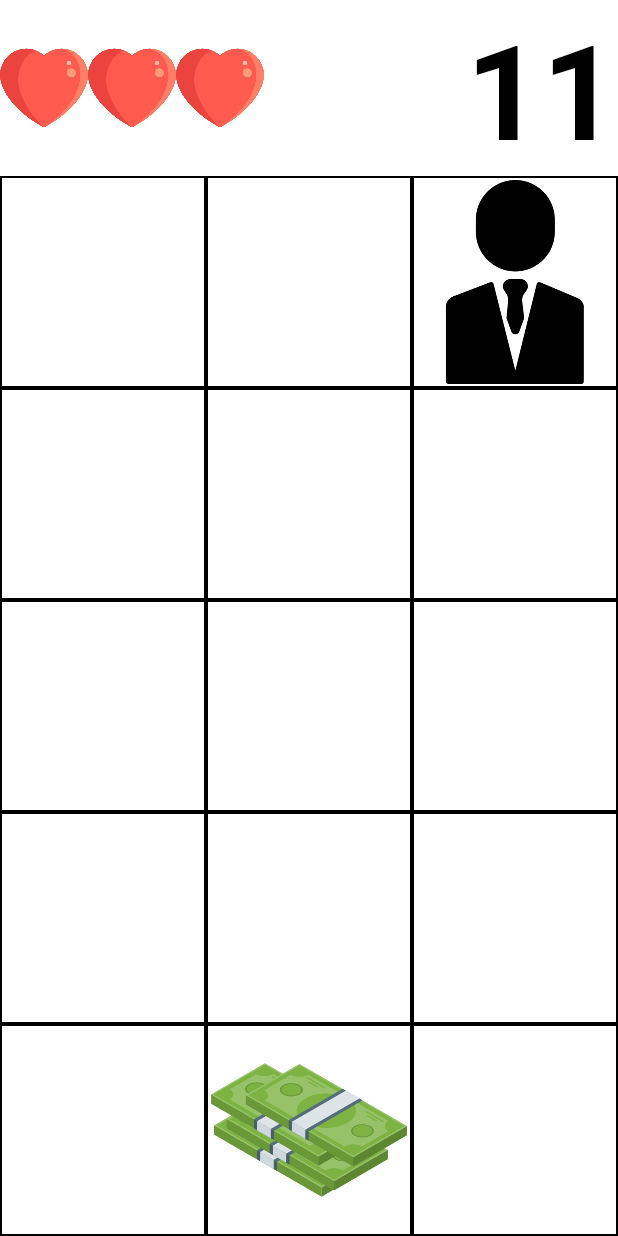
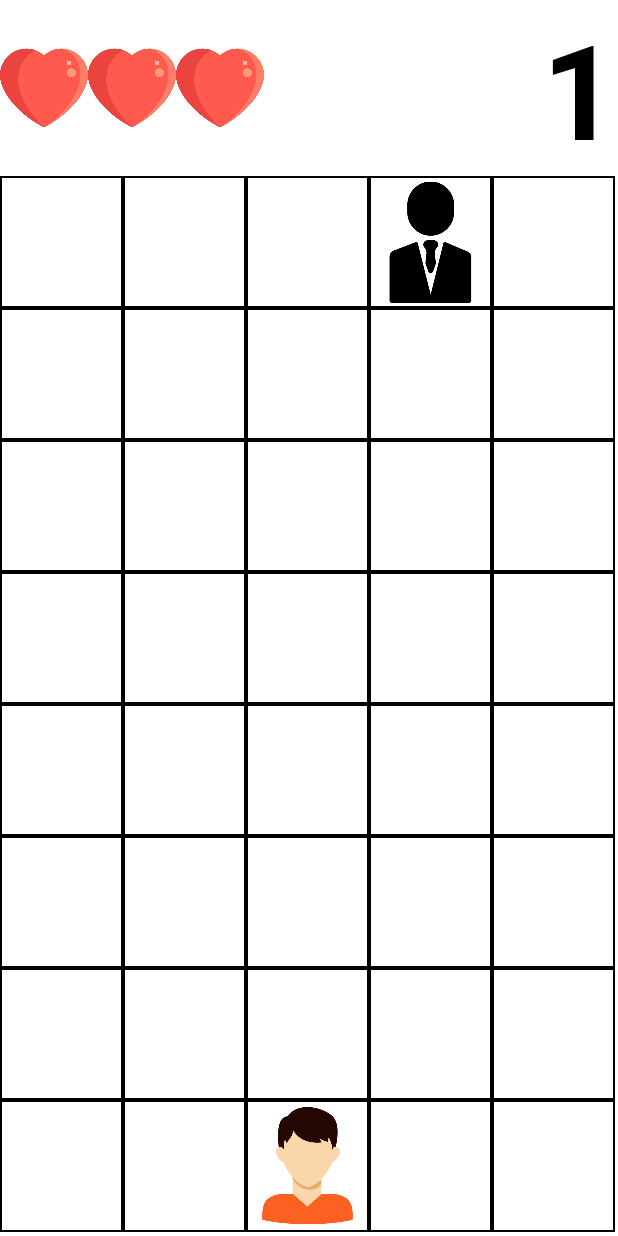
Before and after one commit to RonenGurevich/2022-And-Hw2, an Android app: the screen it shows after launch (MainActivity before the commit, SensorActivity after it), after a tap on "START GAME", on a phone screen of 412 x 824 dp. Run offline under Robolectric (Android 15) with nearby library versions, the light colour scheme and no system bars.

Commit message:
added comments and fixed some variables

```diff
--- a/app/src/main/AndroidManifest.xml
+++ b/app/src/main/AndroidManifest.xml
@@ -29,7 +29,7 @@
             </intent-filter>
         </activity>
         <activity
-            android:name=".MainActivity"
+            android:name=".SensorActivity"
             android:exported="false"/>
     </application>
 
--- a/app/src/main/java/Fragments/TT_Fragment.java
+++ b/app/src/main/java/Fragments/TT_Fragment.java
@@ -19,6 +19,10 @@ import Utility.UtilityMethods;
 import classes.TTlistAdapter;
 import classes.TopTenItem;
 
+/**
+ * This class represents the list of the scores to be saved in the top ten
+ * it uses a Recycler View to save the scores
+ */
 public class TT_Fragment extends Fragment {
 
     TTlistAdapter adapter;
--- a/app/src/main/java/classes/GameManager.java
+++ b/app/src/main/java/classes/GameManager.java
@@ -3,21 +3,15 @@ package classes;
 import android.app.Activity;
 import android.app.Dialog;
 import android.content.Context;
-import android.hardware.Sensor;
-import android.hardware.SensorEvent;
-import android.hardware.SensorEventListener;
-import android.hardware.SensorManager;
 import android.location.Location;
 import android.media.MediaPlayer;
 import android.os.Handler;
-import android.util.Log;
 import android.view.View;
 import android.widget.Button;
 import android.widget.ImageView;
 import android.widget.LinearLayout;
 import android.widget.TextView;
 
-import com.example.huntinggame.MainActivity;
 import com.example.huntinggame.MenuActivity;
 import com.example.huntinggame.R;
 
@@ -29,8 +23,8 @@ import Utility.UtilityMethods;
 public class GameManager {
 
 
-    private static final int height = 5;
-    private static final int width = 3;
+    private static final int height = 8;
+    private static final int width = 5;
     private static int lifeCount = 3;
     private static final int COIN_SCORE_VALUE = 10;
     int score = 0;
@@ -63,6 +57,9 @@ public class GameManager {
         this.huntedMovement = huntedMovement;
     }
 
+    /**
+     * Initialize the game's grid
+     */
     void initGrid()
     {
         gameBoard = new ImageView[height][width];
@@ -83,6 +80,9 @@ public class GameManager {
         initPlayers();
     }
 
+    /**
+     * set player's starting positions
+     */
     void initPlayers()
     {
         score_TXT.setText(String.valueOf(score));
@@ -101,6 +101,9 @@ public class GameManager {
         gameBoard[huntedPos[1]][huntedPos[0]].setImageResource(R.drawable.man); // set hunted base location in the middle of bottom row
     }
 
+    /**
+     * create a popup that is shown at the end of a game, that lets the user the option to replay or go back to menu
+     */
     void createPopUp()
     {
         Dialog popup = new Dialog(ctx);
@@ -134,6 +137,9 @@ public class GameManager {
         popup.show();
     }
 
+    /**
+     * Start the gmae's clock
+     */
     public void startGame() {
         scores = UtilityMethods.loadTopTen(ctx);
         grid.post(() -> { //since I need the layout's size, I use the post method
@@ -142,6 +148,9 @@ public class GameManager {
         });
     }
 
+    /**
+     * Restart the game in case the user chose to replay
+     */
     void restartGame()
     {
         lifeCount = 3;
@@ -154,6 +163,9 @@ public class GameManager {
         startClock();
     }
 
+    /**
+     *  run the game's clock
+     */
     void startClock() {
         Handler clock = new Handler();
         clock.postDelayed(new Runnable() {
@@ -166,6 +178,13 @@ public class GameManager {
         },1000);
     }
 
+    /**
+     * since 0-3 are used to choose direction, conversion is needed to transform it into an yStep,xStep
+     * I map the numbers 0-3 into {1,0,1,0} accordingly using %2 to get axis of movement: 1->y axis, 0 -> x axis
+     * then I map it to get {1,-1,-1,1} to decide the movement direction on the axis
+     * @param num a number to represent movement direction
+     * @return and array consisting of [yStep, xStep]
+     */
     int[] numberToDirection(int num)
     {
         int[] movement = {0, 0};
@@ -176,6 +195,13 @@ public class GameManager {
         return movement;
     }
 
+    /**
+     *
+     * @param item the item to move, hunter or hunted
+     * @param xStep the amount to move on the x Axis
+     * @param yStep the amount to move on the y Axis
+     * @param drawable the picture to draw, to move the hunter\hunted on the screen
+     */
     void moveItem(int[] item, int xStep, int yStep, int drawable)
     {
         int new_X = item[0] + xStep;
@@ -191,6 +217,11 @@ public class GameManager {
         gameBoard[item[1]][item[0]].setImageResource(drawable); //delete prev pic
     }
 
+    /**
+     * Method to check whether the cash was picked up by one of the players
+     * if the user (hunted) picks it up, gains extra points on pickup
+     * if the hunter picks it up, then the coin is gone
+     */
     private void checkCashPickUp()
     {
         boolean playerPickUp = huntedPos[0] == cashPos[0] && huntedPos[1] == cashPos[1];
@@ -208,10 +239,31 @@ public class GameManager {
         }
     }
 
+    /**
+     * function to handle the cash spawn on the board
+     * @param chanceThreshold - a number to define a certain chance for a coin to spawn when one doesn't exist
+     */
+    private void handleCashSpawn(float chanceThreshold) {
+        if(!coinExists)
+        {
+            cashPos[0] = rnd.nextInt(width);
+            cashPos[1] = rnd.nextInt(height);
+
+            float chance = rnd.nextFloat();
+            if(chance <= chanceThreshold) { // chance for coin spawn
+                gameBoard[cashPos[1]][cashPos[0]].setImageResource(R.drawable.cash);
+                coinExists = true;
+            }
+        }
+    }
+    /**
+     * tick function for the game's clock.
+     * 2 game over checks are required, once to check if hunter stepped on hunter, or the opposite
+     */
     void tick()
     {
         score++;
-        handleCashSpawn(1f);
+        handleCashSpawn(0.5f);
         if(checkGameOver()) // check for game over
         {
             initPlayers();
@@ -231,20 +283,11 @@ public class GameManager {
         score_TXT.setText(String.valueOf(score));
     }
 
-    private void handleCashSpawn(float chanceThreshold) {
-        if(!coinExists)
-        {
-            cashPos[0] = rnd.nextInt(width);
-            cashPos[1] = rnd.nextInt(height);
 
-            float chance = rnd.nextFloat();
-            if(chance <= chanceThreshold) { // chance for coin spawn
-                gameBoard[cashPos[1]][cashPos[0]].setImageResource(R.drawable.cash);
-                coinExists = true;
-            }
-        }
-    }
-
+    /**
+     * test if game is over and reduce lives each time player is hit
+     * @return if the game is over
+     */
     boolean checkGameOver()
     {
         boolean hit = hunterPos[0] == huntedPos[0] && hunterPos[1] == huntedPos[1];
@@ -267,6 +310,11 @@ public class GameManager {
         return false;
     }
 
+    /**
+     * play a sound effect
+     * @param ctx - context of the game
+     * @param soundEffect - an integer that represents the media file to be played
+     */
     void playSound(Context ctx, int soundEffect)
     {
         MediaPlayer mp = MediaPlayer.create(ctx, soundEffect);
--- a/app/src/main/java/classes/TTlistAdapter.java
+++ b/app/src/main/java/classes/TTlistAdapter.java
@@ -14,6 +14,7 @@ import com.example.huntinggame.R;
 import java.util.ArrayList;
 import java.util.function.Consumer;
 
+// an Adapter for the Recycler view used in the Top Ten Fragment
 public class TTlistAdapter extends RecyclerView.Adapter<TTlistAdapter.ViewHolder> {
 
    private ArrayList<TopTenItem> items;
@@ -44,8 +45,6 @@ public class TTlistAdapter extends RecyclerView.Adapter<TTlistAdapter.ViewHolder
        viewHolder.itemView.setOnClickListener(view -> {
            if(onClickListener != null)
                onClickListener.accept(item);
-           //TODO: change to call googlemaps API here
-           Log.d("ViewHolderitem", item.toString());
        });
    }
 
--- a/app/src/main/java/com/example/huntinggame/MenuActivity.java
+++ b/app/src/main/java/com/example/huntinggame/MenuActivity.java
@@ -2,16 +2,10 @@ package com.example.huntinggame;
 
 import androidx.appcompat.app.AppCompatActivity;
 
-import android.content.Context;
-import android.content.Intent;
 import android.os.Bundle;
-import android.util.Log;
 import android.widget.Button;
 
-import java.util.ArrayList;
-
 import Utility.UtilityMethods;
-import classes.TopTenItem;
 
 public class MenuActivity extends AppCompatActivity {
 
@@ -26,10 +20,8 @@ public class MenuActivity extends AppCompatActivity {
         start_BTN = findViewById(R.id.Menu_BTN_start);
         tt_BTN = findViewById(R.id.Menu_BTN_TT);
 
-        Log.d("item", UtilityMethods.loadTopTen(this).toString());
-
         start_BTN.setOnClickListener(view -> {
-            UtilityMethods.switchActivity(this, MainActivity.class);
+            UtilityMethods.switchActivity(this, SensorActivity.class);
         });
 
         tt_BTN.setOnClickListener(view ->  {
--- a/app/src/main/java/com/example/huntinggame/MainActivity.java
+++ b/app/src/main/java/com/example/huntinggame/SensorActivity.java
@@ -30,7 +30,7 @@ import Utility.UtilityMethods;
 import classes.GameManager;
 import classes.TopTenItem;
 
-public class MainActivity extends AppCompatActivity{
+public class SensorActivity extends AppCompatActivity{
 
     GameManager gm;
 
@@ -95,26 +95,26 @@ public class MainActivity extends AppCompatActivity{
 
         @Override
         public void onSensorChanged(SensorEvent event) {
+            /*
+                handle Sensor changes
+                In this case, an Accelerometer is used. the base position for the phone is z=0,y=0,x=-90
+             */
             if (event.sensor.getType() == Sensor.TYPE_ACCELEROMETER) {
                 float x = event.values[0];
                 float y = event.values[1];
                 if (Math.abs(x) > Math.abs(y)) {
                     if (x < 0) {
                         gm.setHuntedMovement(directions.RIGHT.ordinal());
-                        //huntedMovement = directions.RIGHT.ordinal(); //right
                     }
                     if (x > 0) {
                         gm.setHuntedMovement(directions.LEFT.ordinal());
-                       // huntedMovement = directions.LEFT.ordinal(); //left
                     }
                 } else {
                     if (y < 0) {
                         gm.setHuntedMovement(directions.UP.ordinal());
-                        //huntedMovement = directions.UP.ordinal(); //up
                     }
                     if (y > 0) {
                         gm.setHuntedMovement(directions.DOWN.ordinal());
-                        //huntedMovement = directions.DOWN.ordinal(); //down
                     }
                 }
                 if (x > (-2) && x < (2) && y > (-2) && y < (2)) { //no tilt
--- a/app/src/main/java/com/example/huntinggame/TopTenActivity.java
+++ b/app/src/main/java/com/example/huntinggame/TopTenActivity.java
@@ -42,6 +42,10 @@ public class TopTenActivity extends FragmentActivity implements OnMapReadyCallba
         });
     }
 
+    /**
+     * once an item on the top ten list is clicked, show the saved location on the map
+     * put a marker there and move the camera
+     */
     @Override
     public void onMapReady(@NonNull GoogleMap googleMap) {
         assert frag != null;
--- a/app/src/main/res/layout/activity_main.xml
+++ b/app/src/main/res/layout/activity_main.xml
@@ -6,7 +6,7 @@
     android:layout_width="match_parent"
     android:layout_height="match_parent"
     android:orientation="vertical"
-    tools:context=".MainActivity">
+    tools:context=".SensorActivity">
 
     <LinearLayout
         android:id="@+id/Main_Layout_Health"
```
Also changed, not shown: app/src/main/java/Utility/UtilityMethods.java (+38 -0 lines), app/src/main/java/classes/TopTenItem.java (+0 -12 lines).
